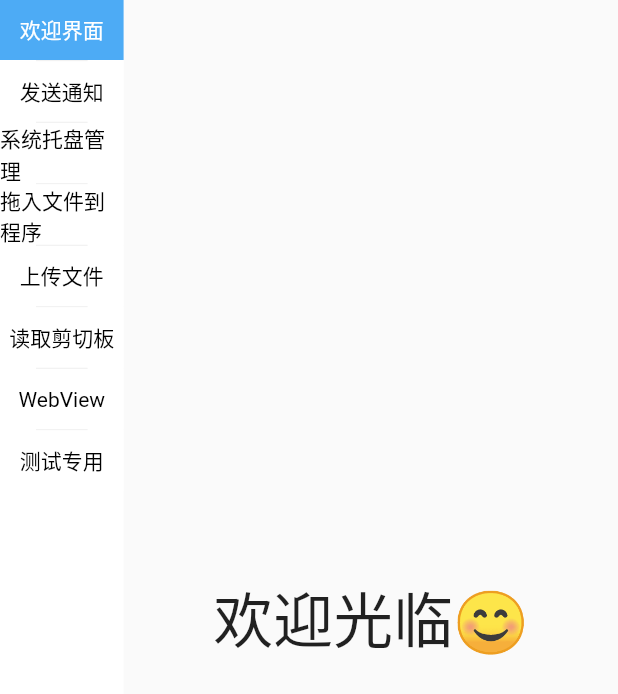
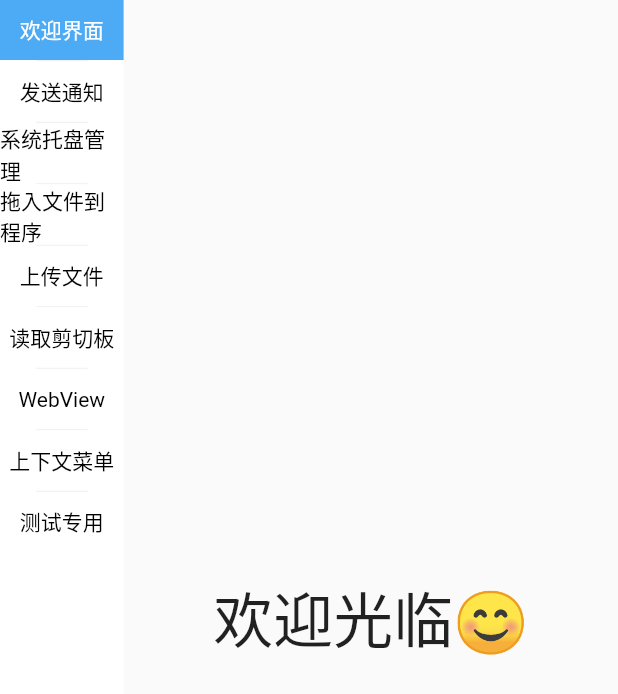
Before and after one commit to ilgnefz/flutter_desktop_test, a Flutter app: the screen it shows after launch, on a phone screen of 412 x 824 dp. Shown: the top 694 px of the screen. Run offline on Flutter 3.47's test engine with Material 2 defaults, Android fonts, the phone set to English and light mode, and no system bars; our stand-ins replace bot_toast, cross_file, dotted_decoration, file_picker, native_context_menu; missing offline and left inert: clipboard, context_menus, contextmenu, desktop_drop, desktop_webview_window and 9 more; network calls fail; Roboto replaces fonts that are missing (Microsoft YaHei); statements that could not run were skipped.

Commit message:
增加了上下文菜单

```diff
--- a/lib/page/desktop_test/desktop_test.dart
+++ b/lib/page/desktop_test/desktop_test.dart
@@ -1,4 +1,5 @@
 import 'package:flutter/material.dart';
+import 'package:native_context_menu/native_context_menu.dart';
 
 class DesktopTestPage extends StatefulWidget {
   const DesktopTestPage({Key? key}) : super(key: key);
@@ -8,8 +9,37 @@ class DesktopTestPage extends StatefulWidget {
 }
 
 class _DesktopTestPageState extends State<DesktopTestPage> {
+  String? action;
+
   @override
   Widget build(BuildContext context) {
-    return Container();
+    return MaterialApp(
+      home: Scaffold(
+        body: ContextMenuRegion(
+          onDismissed: () => setState(() => action = 'Menu was dismissed'),
+          onItemSelected: (item) => setState(() {
+            action = '${item.title} was selected';
+          }),
+          menuItems: [
+            MenuItem(title: 'First item'),
+            MenuItem(title: 'Second item'),
+            MenuItem(
+              title: 'Third item with submenu',
+              items: [
+                MenuItem(title: 'First subitem'),
+                MenuItem(title: 'Second subitem'),
+                MenuItem(title: 'Third subitem'),
+              ],
+            ),
+            MenuItem(title: 'Fourth item'),
+          ],
+          child: Card(
+            child: Center(
+              child: Text(action ?? 'Right click me'),
+            ),
+          ),
+        ),
+      ),
+    );
   }
 }
--- a/lib/page/home/home.dart
+++ b/lib/page/home/home.dart
@@ -3,6 +3,7 @@ import 'package:flutter_desktop_test/page/desktop_test/desktop_test.dart';
 import 'package:flutter_desktop_test/page/drop_file/drop_file.dart';
 import 'package:flutter_desktop_test/page/read_clipboard/read_clipboard.dart';
 import 'package:flutter_desktop_test/page/send_notify/send_notify.dart';
+import 'package:flutter_desktop_test/page/set_context_menu/set_context_menu.dart';
 import 'package:flutter_desktop_test/page/system_tray_manager/system_tray_manager.dart';
 import 'package:flutter_desktop_test/page/upload_file/upload_file.dart';
 import 'package:flutter_desktop_test/page/use_webview/use_web_view.dart';
@@ -26,6 +27,7 @@ class _HomePageState extends State<HomePage> with WindowListener {
     const UploadFilePage(),
     const ReadClipboardPage(),
     const UseWebView(),
+    const SetContextMenuPage(),
     const DesktopTestPage(),
   ];
 
@@ -37,6 +39,7 @@ class _HomePageState extends State<HomePage> with WindowListener {
     '上传文件',
     '读取剪切板',
     'WebView',
+    '上下文菜单',
     '测试专用',
   ];
 
--- a/pubspec.yaml
+++ b/pubspec.yaml
@@ -49,9 +49,9 @@ dependencies:
   url_launcher: ^6.0.20
   path_provider: ^2.0.9
   desktop_webview_window: ^0.1.6
-
-
-
+  context_menus: ^1.0.1
+  contextmenu: ^3.0.0
+  native_context_menu: ^0.2.1+4
 
   # The following adds the Cupertino Icons font to your application.
   # Use with the CupertinoIcons class for iOS style icons.
```
Also changed, not shown: lib/page/set_context_menu/set_context_menu.dart (+59 -0 lines), lib/page/set_context_menu/use_context_menu.dart (+68 -0 lines), lib/page/set_context_menu/use_contextmenu.dart (+30 -0 lines), lib/page/set_context_menu/use_native_context_menu.dart (+52 -0 lines), pubspec.lock, 3 other files.
